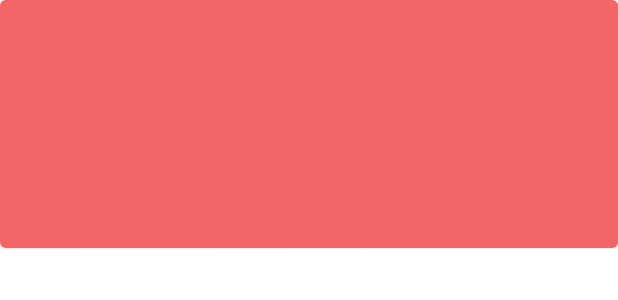
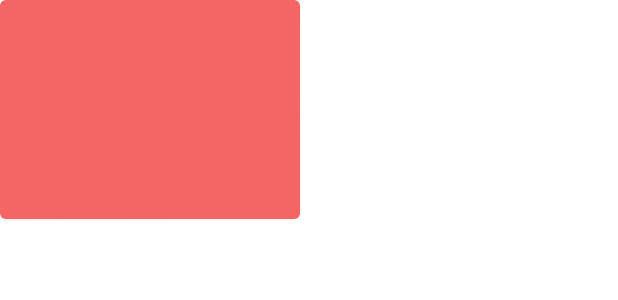
Before and after one commit to Zakuro89/AndroidApp, an Android app: the layout recette_elements.xml on its own in the app's theme, with its tools: preview values and no code run, on a phone screen of 412 x 824 dp. Shown: the top 300 px of the screen. Run offline under Robolectric (Android 15) with nearby library versions, the phone set to English and light mode, and no system bars.

Commit message:
commit grid to recycler: scroll horizontale

```diff
--- a/app/src/main/res/layout/recette_elements.xml
+++ b/app/src/main/res/layout/recette_elements.xml
@@ -1,28 +1,27 @@
 <?xml version="1.0" encoding="utf-8"?>
 <com.google.android.material.card.MaterialCardView xmlns:android="http://schemas.android.com/apk/res/android"
     xmlns:app="http://schemas.android.com/apk/res-auto"
-    android:layout_width="match_parent"
+    android:layout_width="200dp"
     android:layout_height="wrap_content"
     android:minWidth="35dp"
     android:minHeight="35dp"
     android:orientation="horizontal"
     android:weightSum="10"
+    app:cardBackgroundColor="@color/red_200"
     app:strokeColor="@color/red_200"
-    app:strokeWidth="1dp"
-    app:cardBackgroundColor="@color/red_200">
+    app:strokeWidth="1dp">
 
     <LinearLayout
         android:layout_width="match_parent"
         android:layout_height="match_parent"
-        android:orientation="vertical"
-        android:gravity="center_horizontal">
+        android:gravity="center_horizontal"
+        android:orientation="vertical">
 
         <TextView
 
             android:id="@+id/recipeTitle"
             android:layout_width="match_parent"
-            android:layout_height="45dp"
-
+            android:layout_height="0dp"
             android:layout_weight="4"
             android:ellipsize="end"
             android:gravity="center"
@@ -38,8 +37,7 @@
             android:layout_width="match_parent"
             android:layout_height="120dp"
             android:adjustViewBounds="true"
-            android:scaleType="centerCrop"
-             />
+            android:scaleType="centerCrop" />
     </LinearLayout>
 
 
```
Also changed, not shown: app/src/main/java/com/example/epsi1/activity/MainActivity.kt (+20 -16 lines), app/src/main/java/com/example/epsi1/adapter/RecetteAdapter.kt (+87 -46 lines), app/src/main/res/layout/activity_main.xml (+7 -8 lines).
